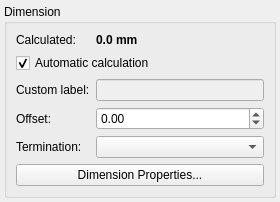
Before: the Qt Designer form sources/ui/dimensionpropertieswidget.ui in qelectrotech/qelectrotech-source-mirror, drawn with Qt 5.
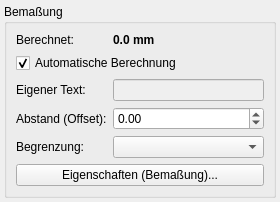
After: the same form once the commit is applied.

Commit message: Complete German UI localization for dimensions and add tape measure tool to element editor

Diff of the .ui file:
```diff
--- a/sources/ui/dimensionpropertieswidget.ui
+++ b/sources/ui/dimensionpropertieswidget.ui
@@ -32,7 +32,7 @@
    <item>
     <widget class="QGroupBox" name="m_groupBox">
      <property name="title">
-      <string>Dimension</string>
+      <string>Bemaßung</string>
      </property>
      <layout class="QFormLayout" name="formLayout">
       <property name="fieldGrowthPolicy">
@@ -41,7 +41,7 @@
       <item row="0" column="0">
        <widget class="QLabel" name="label_length_title">
         <property name="text">
-         <string>Calculated:</string>
+         <string>Berechnet:</string>
         </property>
        </widget>
       </item>
@@ -60,7 +60,7 @@
       <item row="1" column="0" colspan="2">
        <widget class="QCheckBox" name="m_auto_cb">
         <property name="text">
-         <string>Automatic calculation</string>
+         <string>Automatische Berechnung</string>
         </property>
         <property name="checked">
          <bool>true</bool>
@@ -70,7 +70,7 @@
       <item row="2" column="0">
        <widget class="QLabel" name="label_text">
         <property name="text">
-         <string>Custom label:</string>
+         <string>Eigener Text:</string>
         </property>
        </widget>
       </item>
@@ -84,7 +84,7 @@
       <item row="3" column="0">
        <widget class="QLabel" name="label_offset">
         <property name="text">
-         <string>Offset:</string>
+         <string>Abstand (Offset):</string>
         </property>
        </widget>
       </item>
@@ -104,7 +104,7 @@
       <item row="4" column="0">
        <widget class="QLabel" name="label_style">
         <property name="text">
-         <string>Termination:</string>
+         <string>Begrenzung:</string>
         </property>
        </widget>
       </item>
@@ -114,7 +114,7 @@
       <item row="5" column="0" colspan="2">
        <widget class="QPushButton" name="m_edit_dialog_btn">
         <property name="text">
-         <string>Dimension Properties...</string>
+         <string>Eigenschaften (Bemaßung)...</string>
         </property>
        </widget>
       </item>
```
Left out of the diff: 2 changed lines with no effect on the pictures. The commit also changes 8 other files.
